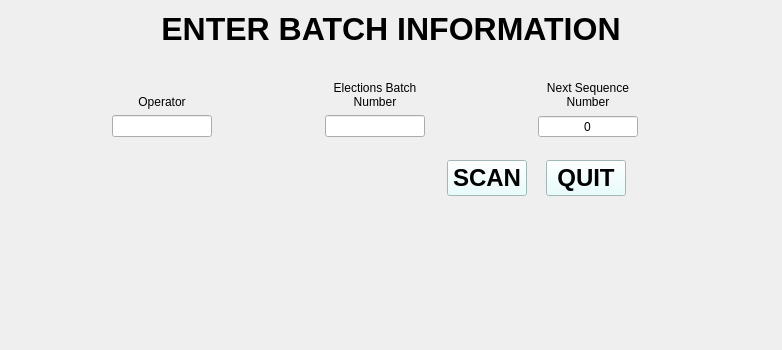
First picture: the form in res/ui/scan_pre.ui, repository wrishel/HETP_Scan_control, before the edit.
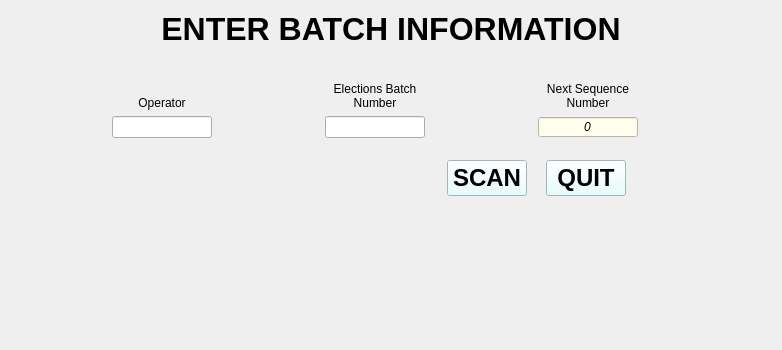
Second picture: the form after the edit.

The edit to the form file:
```diff
--- a/res/ui/scan_pre.ui
+++ b/res/ui/scan_pre.ui
@@ -132,6 +132,17 @@
            <height>16777215</height>
           </size>
          </property>
+         <property name="font">
+          <font>
+           <italic>true</italic>
+          </font>
+         </property>
+         <property name="styleSheet">
+          <string notr="true">background-color: rgb(255, 253, 236);</string>
+         </property>
+         <property name="frame">
+          <bool>true</bool>
+         </property>
          <property name="alignment">
           <set>Qt::AlignCenter</set>
          </property>
```
